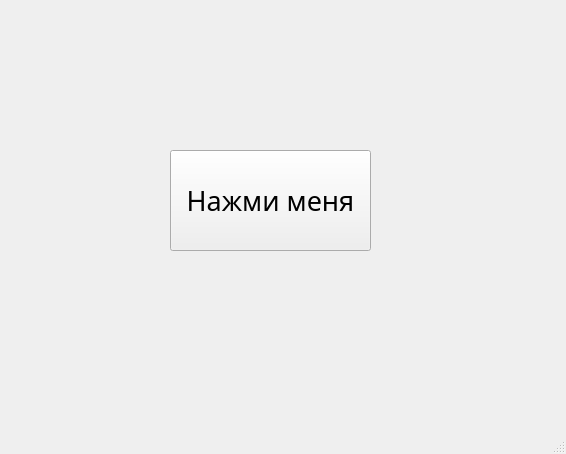
Qt form UI.ui (teatofbn/yellow_circles_wow) before a commit.
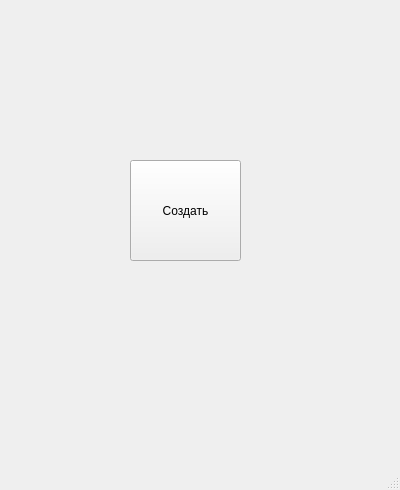
The same form after that commit.

Diff of the .ui file:
```diff
--- a/UI.ui
+++ b/UI.ui
@@ -6,8 +6,8 @@
    <rect>
     <x>0</x>
     <y>0</y>
-    <width>566</width>
-    <height>454</height>
+    <width>400</width>
+    <height>490</height>
    </rect>
   </property>
   <property name="windowTitle">
@@ -17,23 +17,14 @@
    <widget class="QPushButton" name="pushButton">
     <property name="geometry">
      <rect>
-      <x>170</x>
-      <y>150</y>
-      <width>201</width>
+      <x>130</x>
+      <y>160</y>
+      <width>111</width>
       <height>101</height>
      </rect>
     </property>
-    <property name="font">
-     <font>
-      <family>Calisto MT</family>
-      <pointsize>20</pointsize>
-     </font>
-    </property>
-    <property name="toolTipDuration">
-     <number>-5</number>
-    </property>
     <property name="text">
-     <string>Нажми меня</string>
+     <string>Создать</string>
     </property>
    </widget>
   </widget>
```
Left out of the diff: 2 changed lines with no effect on the pictures.
